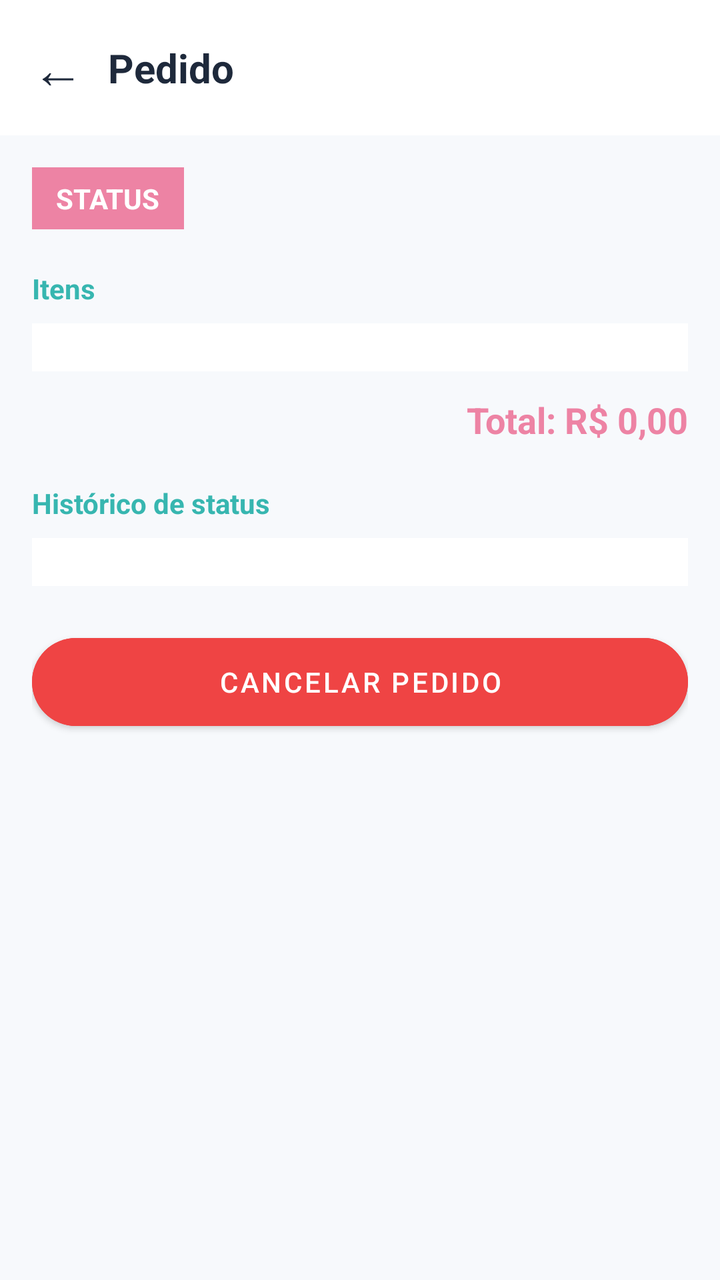
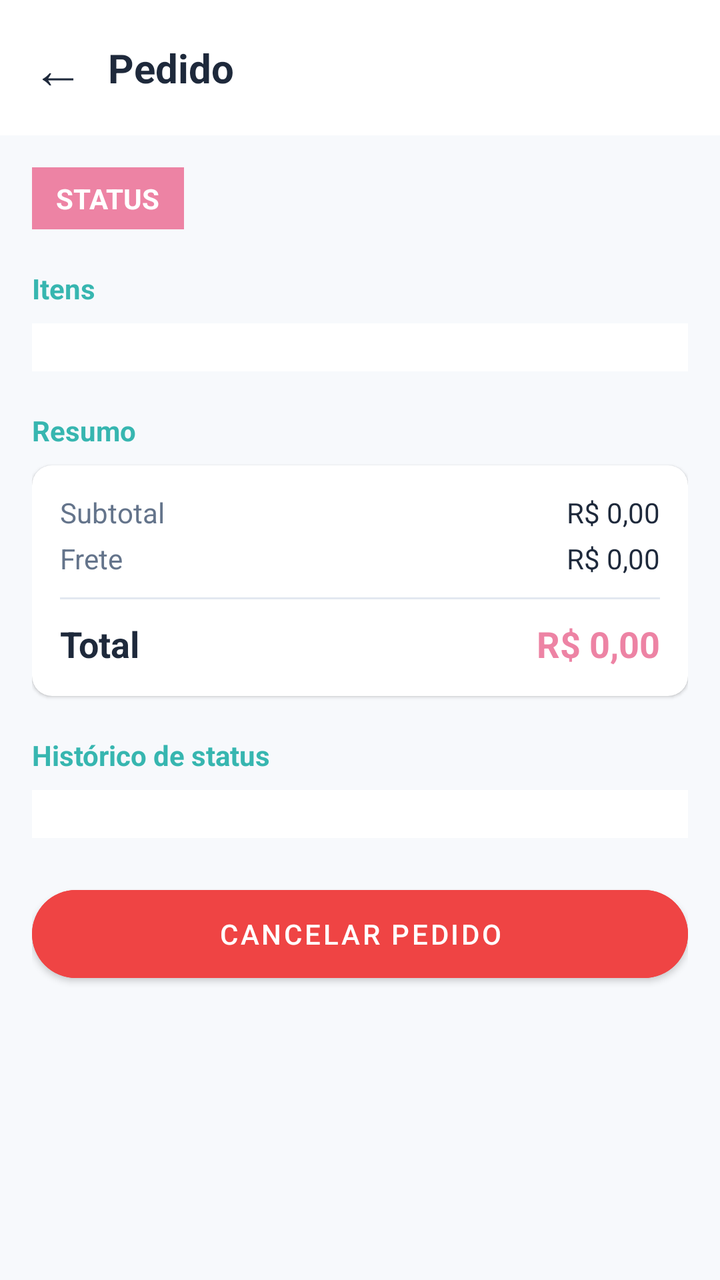

Compare the two renders of this Android layout. The source of the first and the diff that turns it into the second are given below.
<!-- AndroidManifest.xml: application theme Theme.ArthurBaby -->
<!-- res/layout/fragment_detalhe_pedido.xml -->
<?xml version="1.0" encoding="utf-8"?>
<ScrollView xmlns:android="http://schemas.android.com/apk/res/android"
    xmlns:app="http://schemas.android.com/apk/res-auto"
    android:layout_width="match_parent"
    android:layout_height="match_parent"
    android:background="@color/fundo_claro"
    android:fillViewport="true">

    <LinearLayout
        android:layout_width="match_parent"
        android:layout_height="wrap_content"
        android:orientation="vertical">

        
        <LinearLayout
            android:layout_width="match_parent"
            android:layout_height="wrap_content"
            android:orientation="horizontal"
            android:gravity="center_vertical"
            android:padding="16dp"
            android:background="@color/branco">

            <TextView
                android:id="@+id/btnVoltar"
                android:layout_width="wrap_content"
                android:layout_height="wrap_content"
                android:text="←"
                android:textSize="26sp"
                android:textColor="@color/texto_primario"
                android:paddingEnd="12dp" />

            <TextView
                android:id="@+id/tvTitulo"
                android:layout_width="0dp"
                android:layout_height="wrap_content"
                android:layout_weight="1"
                android:text="Pedido"
                android:textSize="20sp"
                android:textStyle="bold"
                android:textColor="@color/texto_primario" />
        </LinearLayout>

        <LinearLayout
            android:layout_width="match_parent"
            android:layout_height="wrap_content"
            android:orientation="vertical"
            android:padding="16dp">

            <TextView
                android:id="@+id/tvStatus"
                android:layout_width="wrap_content"
                android:layout_height="wrap_content"
                android:text="STATUS"
                android:textStyle="bold"
                android:textColor="@color/branco"
                android:background="@color/rosa_arthur"
                android:paddingHorizontal="12dp"
                android:paddingVertical="6dp" />

            <TextView
                android:layout_width="wrap_content"
                android:layout_height="wrap_content"
                android:text="Itens"
                android:textStyle="bold"
                android:textColor="@color/verde_arthur"
                android:layout_marginTop="20dp" />

            <LinearLayout
                android:id="@+id/containerItens"
                android:layout_width="match_parent"
                android:layout_height="wrap_content"
                android:orientation="vertical"
                android:background="@color/branco"
                android:padding="12dp"
                android:layout_marginTop="8dp" />

            <TextView
                android:id="@+id/tvTotal"
                android:layout_width="match_parent"
                android:layout_height="wrap_content"
                android:text="Total: R$ 0,00"
                android:textStyle="bold"
                android:textSize="18sp"
                android:textColor="@color/rosa_arthur"
                android:gravity="end"
                android:layout_marginTop="12dp" />

            <TextView
                android:layout_width="wrap_content"
                android:layout_height="wrap_content"
                android:text="Histórico de status"
                android:textStyle="bold"
                android:textColor="@color/verde_arthur"
                android:layout_marginTop="20dp" />

            <LinearLayout
                android:id="@+id/containerHistorico"
                android:layout_width="match_parent"
                android:layout_height="wrap_content"
                android:orientation="vertical"
                android:background="@color/branco"
                android:padding="12dp"
                android:layout_marginTop="8dp" />

            
            <com.google.android.material.button.MaterialButton
                android:id="@+id/btnCancelarPedido"
                android:layout_width="match_parent"
                android:layout_height="56dp"
                android:layout_marginTop="20dp"
                android:layout_marginBottom="20dp"
                android:text="CANCELAR PEDIDO"
                android:backgroundTint="@color/vermelho_desconto"
                android:textColor="@color/branco"
                app:cornerRadius="28dp" />

        </LinearLayout>
    </LinearLayout>
</ScrollView>
<!-- resources referenced by this layout -->
<resources>
  <color name="branco">#FFFFFF</color>
  <color name="fundo_claro">#F7F9FC</color>
  <color name="rosa_arthur">#ED83A4</color>
  <color name="texto_primario">#1E293B</color>
  <color name="verde_arthur">#37B6B0</color>
  <color name="vermelho_desconto">#EF4444</color>
  <style name="Theme.ArthurBaby" parent="Theme.MaterialComponents.DayNight.NoActionBar">
          <item name="colorPrimary">@color/verde_arthur</item>
          <item name="colorPrimaryVariant">@color/verde_arthur</item>
          <item name="colorOnPrimary">@color/branco</item>
          <item name="colorSecondary">@color/rosa_arthur</item>
          <item name="colorOnSecondary">@color/branco</item>
          <item name="android:statusBarColor">@color/verde_arthur</item>
          <item name="android:windowBackground">@color/branco</item>
      </style>
</resources>

<!-- the commit's change to res/layout/fragment_detalhe_pedido.xml (unified diff, before → after) -->
@@ -74,16 +74,123 @@
                 android:padding="12dp"
                 android:layout_marginTop="8dp" />
 
-            <TextView
-                android:id="@+id/tvTotal"
-                android:layout_width="match_parent"
-                android:layout_height="wrap_content"
-                android:text="Total: R$ 0,00"
-                android:textStyle="bold"
-                android:textSize="18sp"
-                android:textColor="@color/rosa_arthur"
-                android:gravity="end"
-                android:layout_marginTop="12dp" />
+            
+            <TextView
+                android:layout_width="wrap_content"
+                android:layout_height="wrap_content"
+                android:text="Resumo"
+                android:textStyle="bold"
+                android:textColor="@color/verde_arthur"
+                android:layout_marginTop="20dp" />
+
+            <androidx.cardview.widget.CardView
+                android:layout_width="match_parent"
+                android:layout_height="wrap_content"
+                android:layout_marginTop="8dp"
+                app:cardCornerRadius="10dp"
+                app:cardElevation="1dp"
+                app:cardBackgroundColor="@color/branco">
+
+                <LinearLayout
+                    android:layout_width="match_parent"
+                    android:layout_height="wrap_content"
+                    android:orientation="vertical"
+                    android:padding="14dp">
+
+                    
+                    <LinearLayout
+                        android:layout_width="match_parent"
+                        android:layout_height="wrap_content"
+                        android:orientation="horizontal">
+                        <TextView
+                            android:layout_width="0dp"
+                            android:layout_height="wrap_content"
+                            android:layout_weight="1"
+                            android:text="Subtotal"
+                            android:textColor="@color/cinza_medio" />
+                        <TextView
+                            android:id="@+id/tvSubtotalDetalhe"
+                            android:layout_width="wrap_content"
+                            android:layout_height="wrap_content"
+                            android:text="R$ 0,00"
+                            android:textColor="@color/texto_primario" />
+                    </LinearLayout>
+
+                    
+                    <LinearLayout
+                        android:id="@+id/rowDescontoDetalhe"
+                        android:layout_width="match_parent"
+                        android:layout_height="wrap_content"
+                        android:orientation="horizontal"
+                        android:layout_marginTop="4dp"
+                        android:visibility="gone">
+                        <TextView
+                            android:id="@+id/tvLabelDescontoDetalhe"
+                            android:layout_width="0dp"
+                            android:layout_height="wrap_content"
+                            android:layout_weight="1"
+                            android:text="Desconto"
+                            android:textColor="@color/verde_arthur"
+                            android:textStyle="bold" />
+                        <TextView
+                            android:id="@+id/tvDescontoDetalhe"
+                            android:layout_width="wrap_content"
+                            android:layout_height="wrap_content"
+                            android:text="- R$ 0,00"
+                            android:textColor="@color/verde_arthur"
+                            android:textStyle="bold" />
+                    </LinearLayout>
+
+                    
+                    <LinearLayout
+                        android:layout_width="match_parent"
+                        android:layout_height="wrap_content"
+                        android:orientation="horizontal"
+                        android:layout_marginTop="4dp">
+                        <TextView
+                            android:layout_width="0dp"
+                            android:layout_height="wrap_content"
+                            android:layout_weight="1"
+                            android:text="Frete"
+                            android:textColor="@color/cinza_medio" />
+                        <TextView
+                            android:id="@+id/tvFreteDetalhe"
+                            android:layout_width="wrap_content"
+                            android:layout_height="wrap_content"
+                            android:text="R$ 0,00"
+                            android:textColor="@color/texto_primario" />
+                    </LinearLayout>
+
+                    <View
+                        android:layout_width="match_parent"
+                        android:layout_height="1dp"
+                        android:background="@color/cinza_borda"
+                        android:layout_marginVertical="10dp" />
+
+                    
+                    <LinearLayout
+                        android:layout_width="match_parent"
+                        android:layout_height="wrap_content"
+                        android:orientation="horizontal">
+                        <TextView
+                            android:layout_width="0dp"
+                            android:layout_height="wrap_content"
+                            android:layout_weight="1"
+                            android:text="Total"
+                            android:textStyle="bold"
+                            android:textSize="18sp"
+                            android:textColor="@color/texto_primario" />
+                        <TextView
+                            android:id="@+id/tvTotal"
+                            android:layout_width="wrap_content"
+                            android:layout_height="wrap_content"
+                            android:text="R$ 0,00"
+                            android:textStyle="bold"
+                            android:textSize="18sp"
+                            android:textColor="@color/rosa_arthur" />
+                    </LinearLayout>
+                </LinearLayout>
+            </androidx.cardview.widget.CardView>
 
             <TextView
                 android:layout_width="wrap_content"
<!-- resource entries referenced after the edit -->
@@ -1,6 +1,8 @@
 <!-- resources referenced by this layout -->
 <resources>
   <color name="branco">#FFFFFF</color>
+  <color name="cinza_borda">#E2E8F0</color>
+  <color name="cinza_medio">#64748B</color>
   <color name="fundo_claro">#F7F9FC</color>
   <color name="rosa_arthur">#ED83A4</color>
   <color name="texto_primario">#1E293B</color>
